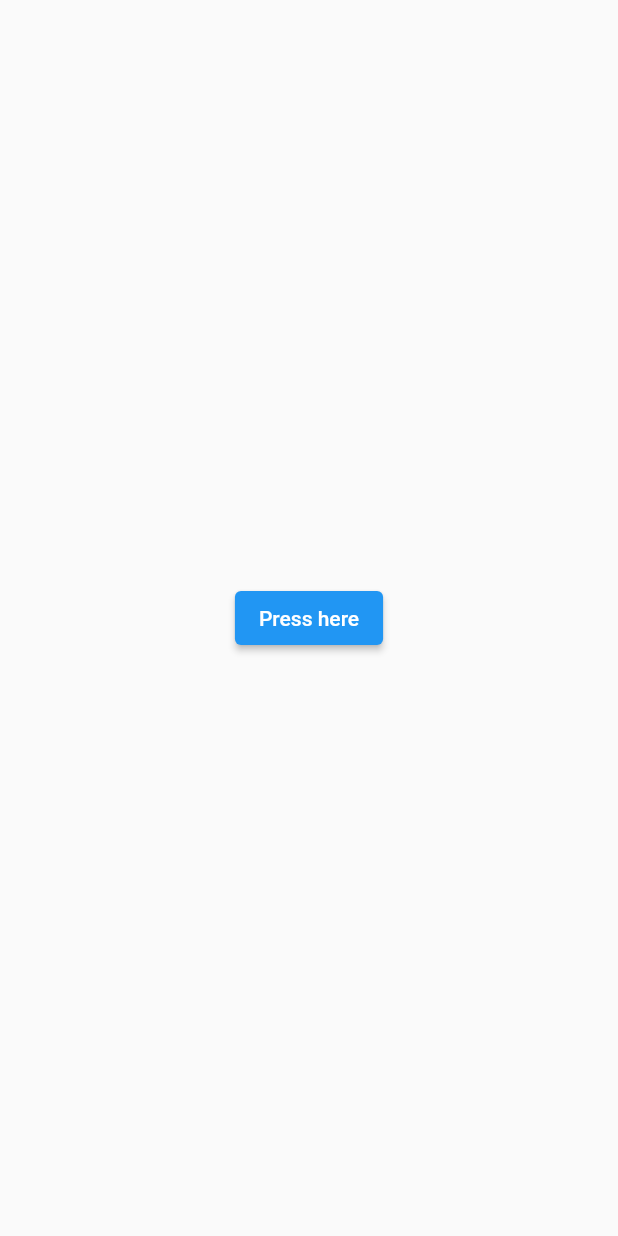
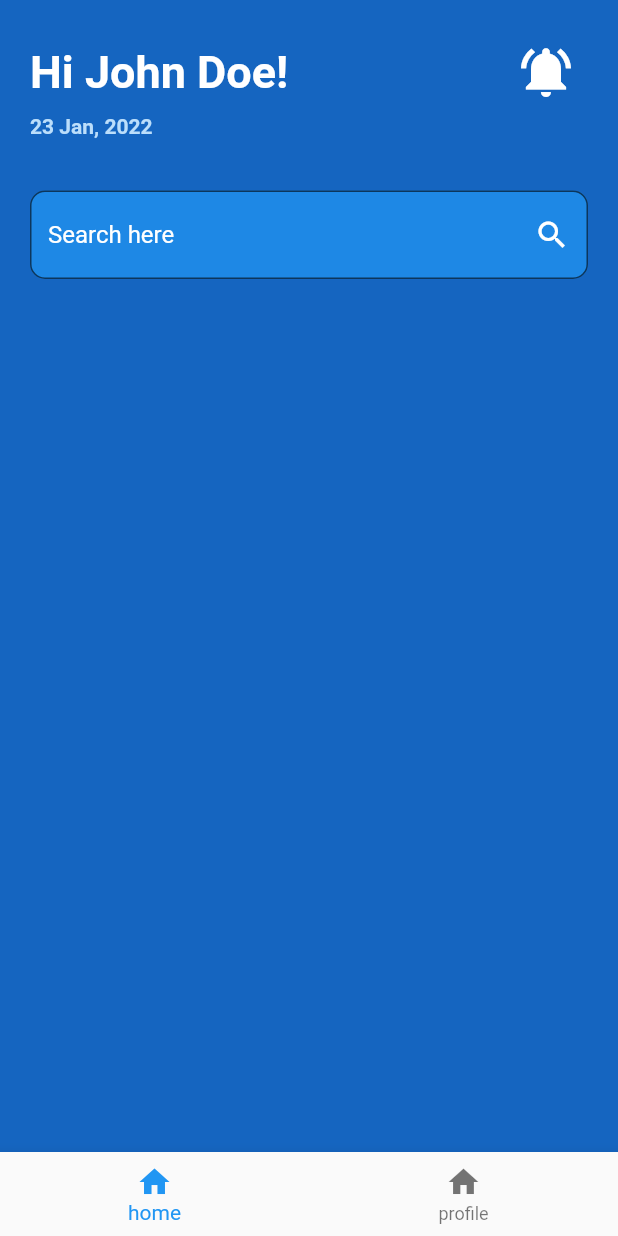
Before and after one commit to mhmadamrii/Flutter-essential-app, a Flutter app: the Homepage screen opened directly, on a phone screen of 412 x 824 dp. Run offline on Flutter 3.47's test engine with Material 2 defaults, Android fonts, the phone set to English and light mode, and no system bars.

Commit message:
some adds

```diff
--- /dev/null
+++ b/lib/screens/home_page.dart
@@ -0,0 +1,104 @@
+// ignore_for_file: avoid_unnecessary_containers, sized_box_for_whitespace
+
+import 'package:flutter/material.dart';
+
+class Homepage extends StatefulWidget {
+  const Homepage({super.key});
+
+  @override
+  State<Homepage> createState() => _HomepageState();
+}
+
+class _HomepageState extends State<Homepage> {
+  @override
+  Widget build(BuildContext context) {
+    return Scaffold(
+      backgroundColor: Colors.blue[800],
+      body: Padding(
+        padding: const EdgeInsets.all(
+          20,
+        ),
+        child: Container(
+          child: Column(
+            children: [
+              // name and notif section
+              Row(
+                mainAxisAlignment: MainAxisAlignment.spaceBetween,
+                children: [
+                  const Text(
+                    "Hi John Doe!",
+                    style: TextStyle(
+                      fontSize: 30,
+                      fontWeight: FontWeight.bold,
+                      color: Colors.white,
+                    ),
+                  ),
+                  IconButton(
+                    onPressed: () {},
+                    color: Colors.white,
+                    iconSize: 40.0,
+                    icon: const Icon(
+                      Icons.notifications_active,
+                    ),
+                  )
+                ],
+              ),
+
+              Container(
+                width: double.infinity,
+                child: Text(
+                  "23 Jan, 2022",
+                  style: TextStyle(
+                    color: Colors.blue[100],
+                    fontWeight: FontWeight.bold,
+                  ),
+                ),
+              ),
+
+              const SizedBox(
+                height: 35,
+              ),
+
+              // new search field
+              Container(
+                child: TextField(
+                  decoration: InputDecoration(
+                    filled: true,
+                    fillColor: Colors.blue[600],
+                    border: OutlineInputBorder(
+                      borderRadius: BorderRadius.circular(
+                        10.0,
+                      ),
+                    ),
+                    suffixIcon: const Icon(
+                      Icons.search,
+                      color: Colors.white,
+                    ),
+                    hintText: "Search here",
+                    hintStyle: const TextStyle(
+                      color: Colors.white,
+                    ),
+                  ),
+                ),
+              ),
+
+              // emotion icons
+            ],
+          ),
+        ),
+      ),
+      bottomNavigationBar: BottomNavigationBar(
+        items: [
+          BottomNavigationBarItem(
+            icon: Icon(Icons.home),
+            label: "home"
+          ),
+          BottomNavigationBarItem(
+            icon: Icon(Icons.home),
+            label: "profile"
+          ),
+        ],
+      ),
+    );
+  }
+}
--- a/lib/screens/homepage.dart
+++ /dev/null
@@ -1,26 +0,0 @@
-import 'package:basic/screens/learn_flutter.dart';
-import 'package:flutter/material.dart';
-
-class Homepage extends StatelessWidget {
-  const Homepage({super.key});
-
-  @override
-  Widget build(BuildContext context) {
-    return Center(
-      child: Center(
-        child: ElevatedButton(
-          onPressed: () {
-            Navigator.of(context).push(
-              MaterialPageRoute(
-                builder: (BuildContext context) {
-                  return const LearnFlutter();
-                },
-              ),
-            );
-          },
-          child: const Text("Press here"),
-        ),
-      ),
-    );
-  }
-}
```
Also changed, not shown: lib/main.dart (+7 -91 lines), lib/screens/anything.dart (deleted, +0 -94 lines), lib/screens/learn_flutter.dart (deleted, +0 -125 lines), lib/screens/modern_bottom.dart (deleted, +0 -58 lines), lib/screens/profile_page.dart (deleted, +0 -25 lines).
